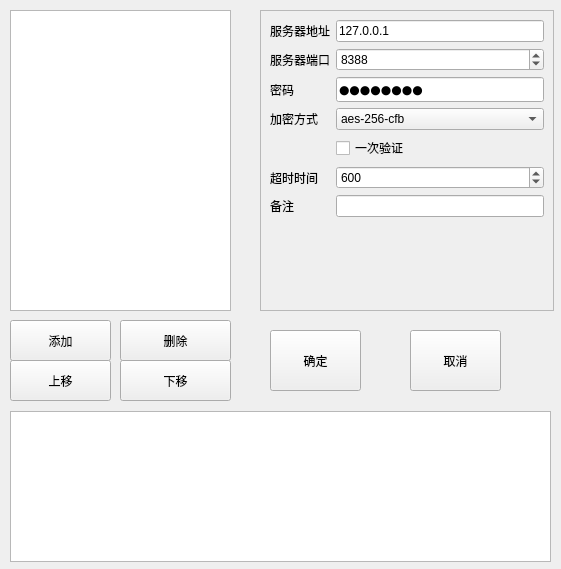
The window that main.ui (falseen/shadowsocks-pyqt) describes before a commit, drawn with Qt 5.
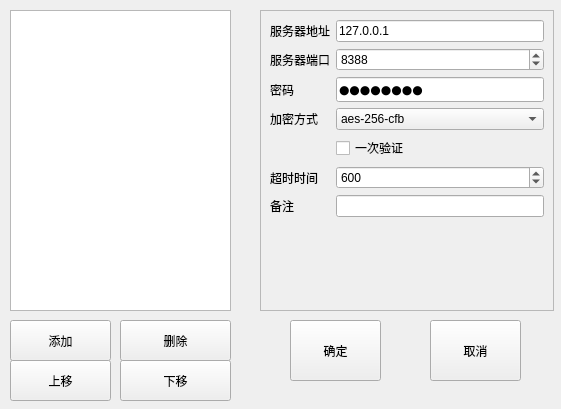
The same window after the commit. Icons and pictures are not drawn.

Diff of the .ui file:
```diff
--- a/main.ui
+++ b/main.ui
@@ -7,7 +7,7 @@
     <x>0</x>
     <y>0</y>
     <width>561</width>
-    <height>569</height>
+    <height>409</height>
    </rect>
   </property>
   <property name="windowTitle">
@@ -420,8 +420,8 @@
    <widget class="QPushButton" name="b_yes">
     <property name="geometry">
      <rect>
-      <x>270</x>
-      <y>330</y>
+      <x>290</x>
+      <y>320</y>
       <width>91</width>
       <height>61</height>
      </rect>
@@ -433,8 +433,8 @@
    <widget class="QPushButton" name="b_exit">
     <property name="geometry">
      <rect>
-      <x>410</x>
-      <y>330</y>
+      <x>430</x>
+      <y>320</y>
       <width>91</width>
       <height>61</height>
      </rect>
@@ -443,19 +443,6 @@
      <string>取消</string>
     </property>
    </widget>
-   <widget class="QTextBrowser" name="loggingBrowser">
-    <property name="enabled">
-     <bool>true</bool>
-    </property>
-    <property name="geometry">
-     <rect>
-      <x>10</x>
-      <y>411</y>
-      <width>541</width>
-      <height>151</height>
-     </rect>
-    </property>
-   </widget>
    <zorder>gridLayoutWidget</zorder>
    <zorder>add_config</zorder>
    <zorder>del_config</zorder>
```
Left out of the diff: 1 changed line with no effect on the pictures.
